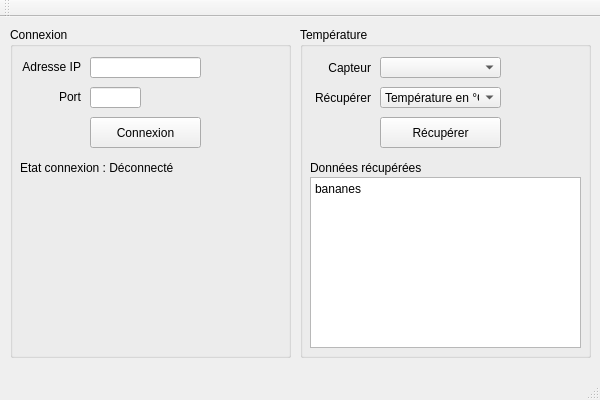
The window that Client TCP-IP/ClientTCPIP.ui (YannFauquembergue/Client-Serveur-TCP-IP) describes before a commit, drawn with Qt 5.
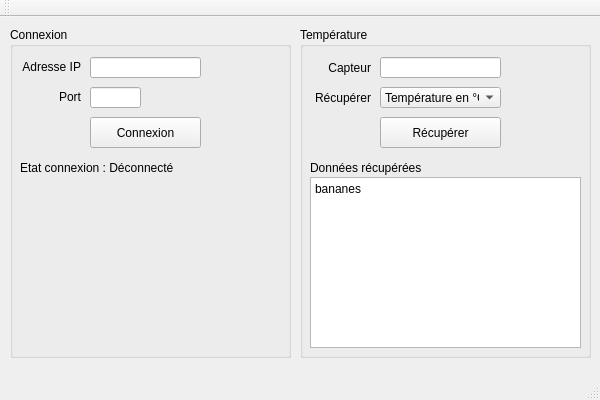
The same window after the commit.

Diff of the .ui file:
```diff
--- a/Client TCP-IP/ClientTCPIP.ui
+++ b/Client TCP-IP/ClientTCPIP.ui
@@ -83,16 +83,6 @@
       <set>Qt::AlignRight|Qt::AlignTrailing|Qt::AlignVCenter</set>
      </property>
     </widget>
-    <widget class="QComboBox" name="sensorCombo">
-     <property name="geometry">
-      <rect>
-       <x>80</x>
-       <y>30</y>
-       <width>121</width>
-       <height>21</height>
-      </rect>
-     </property>
-    </widget>
     <widget class="QPushButton" name="getButton">
      <property name="geometry">
       <rect>
@@ -141,6 +131,16 @@
       <string>Données récupérées</string>
      </property>
     </widget>
+    <widget class="QLineEdit" name="sensorLine">
+     <property name="geometry">
+      <rect>
+       <x>80</x>
+       <y>30</y>
+       <width>121</width>
+       <height>21</height>
+      </rect>
+     </property>
+    </widget>
    </widget>
    <widget class="QGroupBox" name="connectGroup">
     <property name="geometry">
```
